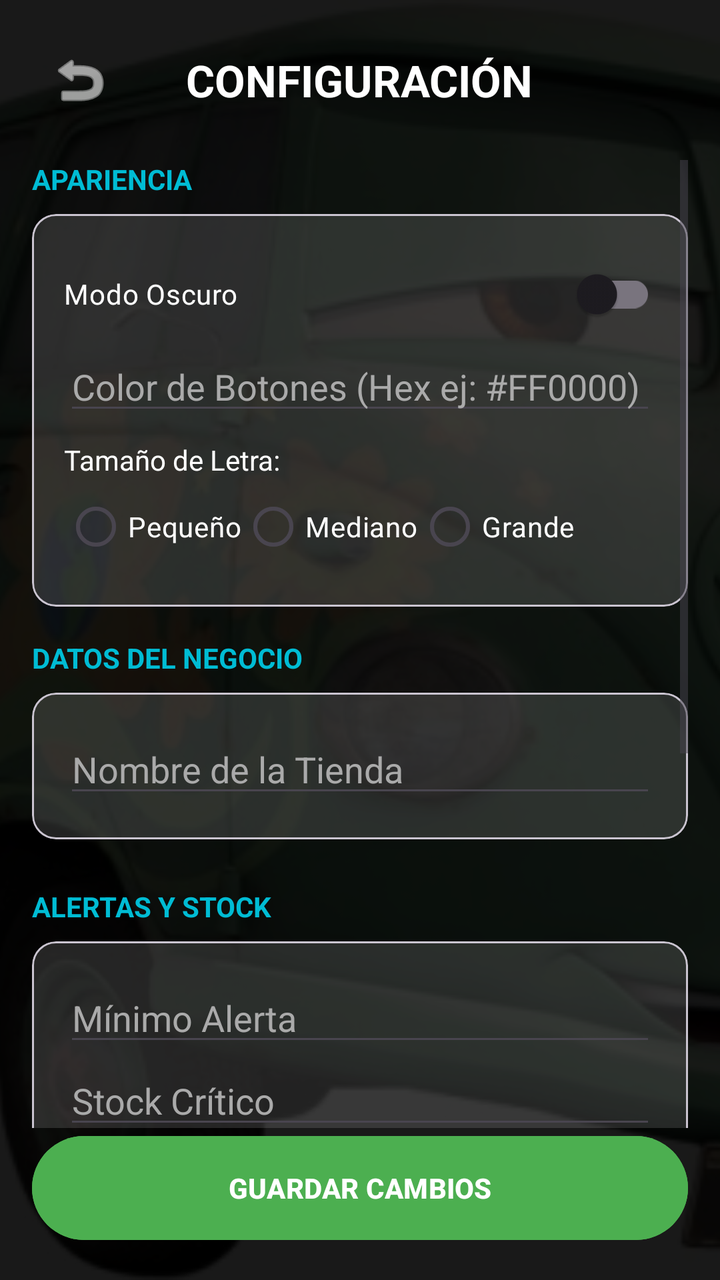
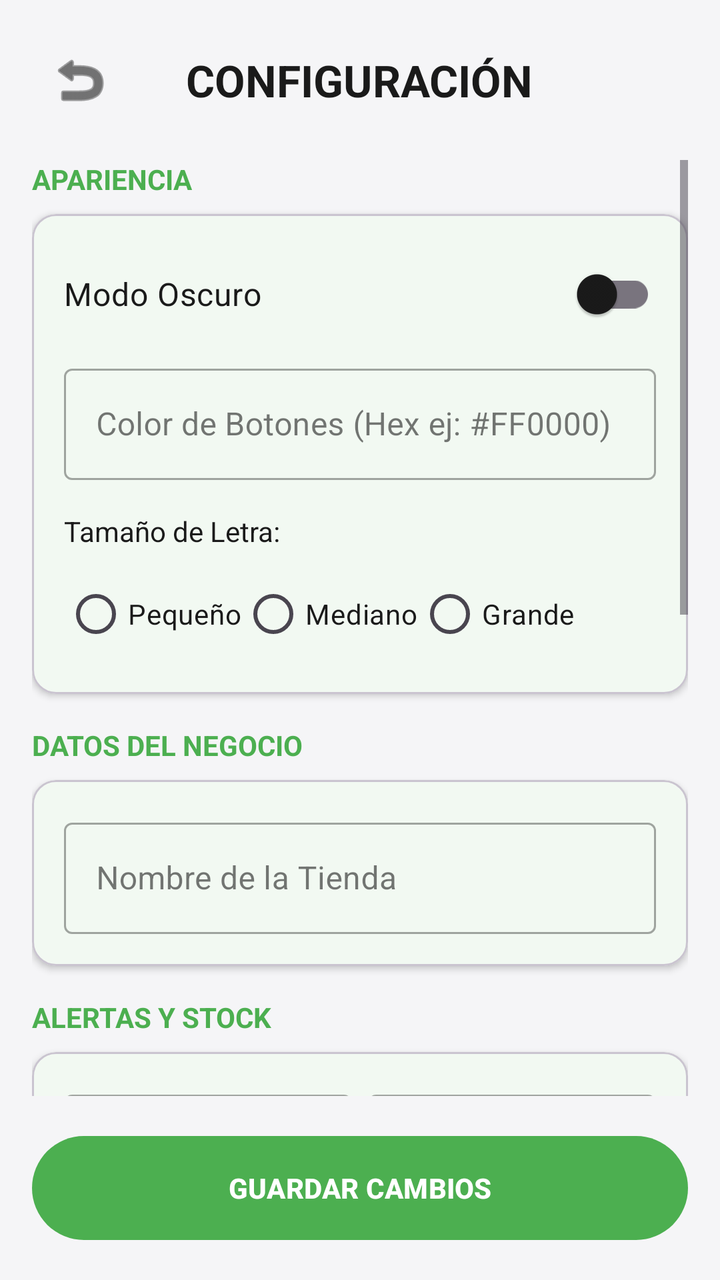

An Android layout rendered at two revisions. The XML below is the earlier revision; the diff shows what the commit changed to produce the second picture.
<!-- AndroidManifest.xml: application theme Theme.VENTA_DE_DROGAS_RICAS -->
<!-- res/layout/activity_config.xml -->
<?xml version="1.0" encoding="utf-8"?>
<androidx.constraintlayout.widget.ConstraintLayout xmlns:android="http://schemas.android.com/apk/res/android"
    xmlns:app="http://schemas.android.com/apk/res-auto"
    android:layout_width="match_parent"
    android:layout_height="match_parent">

    <ImageView
        android:layout_width="match_parent"
        android:layout_height="match_parent"
        android:scaleType="centerCrop"
        android:src="@drawable/pantalla_de_carga" />

    <View
        android:layout_width="match_parent"
        android:layout_height="match_parent"
        android:background="#E6000000" />

    <LinearLayout
        android:layout_width="match_parent"
        android:layout_height="match_parent"
        android:orientation="vertical"
        android:padding="16dp">

        <RelativeLayout
            android:layout_width="match_parent"
            android:layout_height="wrap_content"
            android:layout_marginBottom="16dp">

            <ImageButton
                android:id="@+id/btnVolverConfig"
                android:layout_width="48dp"
                android:layout_height="48dp"
                android:background="?attr/selectableItemBackgroundBorderless"
                android:src="@android:drawable/ic_menu_revert"
                app:tint="@android:color/white"
                android:layout_alignParentStart="true" />

            <TextView
                android:layout_width="wrap_content"
                android:layout_height="wrap_content"
                android:text="CONFIGURACIÓN"
                android:textColor="@android:color/white"
                android:textSize="22sp"
                android:textStyle="bold"
                android:layout_centerInParent="true" />
        </RelativeLayout>

        <ScrollView
            android:layout_width="match_parent"
            android:layout_height="0dp"
            android:layout_weight="1">

            <LinearLayout
                android:layout_width="match_parent"
                android:layout_height="wrap_content"
                android:orientation="vertical">

                
                <TextView
                    android:layout_width="wrap_content"
                    android:layout_height="wrap_content"
                    android:text="APARIENCIA"
                    android:textColor="#00BCD4"
                    android:textStyle="bold"
                    android:layout_marginBottom="8dp" />

                <com.google.android.material.card.MaterialCardView
                    android:layout_width="match_parent"
                    android:layout_height="wrap_content"
                    app:cardBackgroundColor="#22FFFFFF"
                    app:cardCornerRadius="12dp"
                    android:layout_marginBottom="16dp">

                    <LinearLayout
                        android:layout_width="match_parent"
                        android:layout_height="wrap_content"
                        android:orientation="vertical"
                        android:padding="16dp">

                        <com.google.android.material.switchmaterial.SwitchMaterial
                            android:id="@+id/swTemaOscuro"
                            android:layout_width="match_parent"
                            android:layout_height="wrap_content"
                            android:text="Modo Oscuro"
                            android:textColor="@android:color/white" />

                        <EditText
                            android:id="@+id/etColorEnfasis"
                            android:layout_width="match_parent"
                            android:layout_height="wrap_content"
                            android:hint="Color de Botones (Hex ej: #FF0000)"
                            android:textColor="@android:color/white"
                            android:textColorHint="#AAA" />

                        <TextView
                            android:layout_width="wrap_content"
                            android:layout_height="wrap_content"
                            android:text="Tamaño de Letra:"
                            android:textColor="@android:color/white"
                            android:layout_marginTop="8dp" />

                        <RadioGroup
                            android:id="@+id/rgTamanoLetra"
                            android:layout_width="match_parent"
                            android:layout_height="wrap_content"
                            android:orientation="horizontal">
                            <RadioButton android:id="@+id/rbPequeno" android:layout_width="wrap_content" android:layout_height="wrap_content" android:text="Pequeño" android:textColor="@android:color/white" />
                            <RadioButton android:id="@+id/rbMediano" android:layout_width="wrap_content" android:layout_height="wrap_content" android:text="Mediano" android:textColor="@android:color/white" />
                            <RadioButton android:id="@+id/rbGrande" android:layout_width="wrap_content" android:layout_height="wrap_content" android:text="Grande" android:textColor="@android:color/white" />
                        </RadioGroup>
                    </LinearLayout>
                </com.google.android.material.card.MaterialCardView>

                
                <TextView
                    android:layout_width="wrap_content"
                    android:layout_height="wrap_content"
                    android:text="DATOS DEL NEGOCIO"
                    android:textColor="#00BCD4"
                    android:textStyle="bold"
                    android:layout_marginBottom="8dp" />

                <com.google.android.material.card.MaterialCardView
                    android:layout_width="match_parent"
                    android:layout_height="wrap_content"
                    app:cardBackgroundColor="#22FFFFFF"
                    app:cardCornerRadius="12dp"
                    android:layout_marginBottom="16dp">

                    <LinearLayout
                        android:layout_width="match_parent"
                        android:layout_height="wrap_content"
                        android:orientation="vertical"
                        android:padding="16dp">

                        <EditText
                            android:id="@+id/etNombreTienda"
                            android:layout_width="match_parent"
                            android:layout_height="wrap_content"
                            android:hint="Nombre de la Tienda"
                            android:textColor="@android:color/white"
                            android:textColorHint="#AAA" />
                    </LinearLayout>
                </com.google.android.material.card.MaterialCardView>

                
                <TextView
                    android:layout_width="wrap_content"
                    android:layout_height="wrap_content"
                    android:text="ALERTAS Y STOCK"
                    android:textColor="#00BCD4"
                    android:textStyle="bold"
                    android:layout_marginTop="8dp"
                    android:layout_marginBottom="8dp" />

                <com.google.android.material.card.MaterialCardView
                    android:layout_width="match_parent"
                    android:layout_height="wrap_content"
                    app:cardBackgroundColor="#22FFFFFF"
                    app:cardCornerRadius="12dp"
                    android:layout_marginBottom="16dp">

                    <LinearLayout
                        android:layout_width="match_parent"
                        android:layout_height="wrap_content"
                        android:orientation="vertical"
                        android:padding="16dp">

                        <EditText
                            android:id="@+id/etMinimoAlerta"
                            android:layout_width="match_parent"
                            android:layout_height="wrap_content"
                            android:hint="Mínimo Alerta"
                            android:inputType="number"
                            android:textColor="@android:color/white"
                            android:textColorHint="#AAA" />

                        <EditText
                            android:id="@+id/etCritico"
                            android:layout_width="match_parent"
                            android:layout_height="wrap_content"
                            android:hint="Stock Crítico"
                            android:inputType="number"
                            android:textColor="@android:color/white"
                            android:textColorHint="#AAA" />

                        <com.google.android.material.switchmaterial.SwitchMaterial
                            android:id="@+id/swBloquearSinStock"
                            android:layout_width="match_parent"
                            android:layout_height="wrap_content"
                            android:text="Bloquear sin stock"
                            android:textColor="@android:color/white" />

                        <com.google.android.material.switchmaterial.SwitchMaterial
                            android:id="@+id/swMostrarPopup"
                            android:layout_width="match_parent"
                            android:layout_height="wrap_content"
                            android:text="Mostrar popup de alerta"
                            android:textColor="@android:color/white" />

                        <com.google.android.material.switchmaterial.SwitchMaterial
                            android:id="@+id/swUsarColor"
                            android:layout_width="match_parent"
                            android:layout_height="wrap_content"
                            android:text="Usar colores para alertas"
                            android:textColor="@android:color/white" />

                        <EditText
                            android:id="@+id/etMensajeBajo"
                            android:layout_width="match_parent"
                            android:layout_height="wrap_content"
                            android:hint="Mensaje Stock Bajo"
                            android:textColor="@android:color/white"
                            android:textColorHint="#AAA" />

                        <EditText
                            android:id="@+id/etMensajeCritico"
                            android:layout_width="match_parent"
                            android:layout_height="wrap_content"
                            android:hint="Mensaje Stock Crítico"
                            android:textColor="@android:color/white"
                            android:textColorHint="#AAA" />

                        <EditText
                            android:id="@+id/etMensajeSinStock"
                            android:layout_width="match_parent"
                            android:layout_height="wrap_content"
                            android:hint="Mensaje Sin Stock"
                            android:textColor="@android:color/white"
                            android:textColorHint="#AAA" />
                    </LinearLayout>
                </com.google.android.material.card.MaterialCardView>

            </LinearLayout>
        </ScrollView>

        <Button
            android:id="@+id/btnGuardarConfig"
            android:layout_width="match_parent"
            android:layout_height="60dp"
            android:text="GUARDAR CAMBIOS"
            android:backgroundTint="#4CAF50"
            android:textStyle="bold"
            app:cornerRadius="30dp" />

    </LinearLayout>
</androidx.constraintlayout.widget.ConstraintLayout>
<!-- resources referenced by this layout -->
<resources>
  <!-- drawable pantalla_de_carga: jpg bitmap (drawable, 59641 bytes) -->
  <style name="Theme.VENTA_DE_DROGAS_RICAS" parent="Base.Theme.VENTA_DE_DROGAS_RICAS" />
  <style name="Base.Theme.VENTA_DE_DROGAS_RICAS" parent="Theme.Material3.DayNight.NoActionBar">
          
          
      </style>
</resources>

<!-- the commit's change to res/layout/activity_config.xml (unified diff, before → after) -->
@@ -2,18 +2,8 @@
 <androidx.constraintlayout.widget.ConstraintLayout xmlns:android="http://schemas.android.com/apk/res/android"
     xmlns:app="http://schemas.android.com/apk/res-auto"
     android:layout_width="match_parent"
-    android:layout_height="match_parent">
-
-    <ImageView
-        android:layout_width="match_parent"
-        android:layout_height="match_parent"
-        android:scaleType="centerCrop"
-        android:src="@drawable/pantalla_de_carga" />
-
-    <View
-        android:layout_width="match_parent"
-        android:layout_height="match_parent"
-        android:background="#E6000000" />
+    android:layout_height="match_parent"
+    android:background="?android:attr/colorBackground">
 
     <LinearLayout
         android:layout_width="match_parent"
@@ -25,21 +15,19 @@
             android:layout_width="match_parent"
             android:layout_height="wrap_content"
             android:layout_marginBottom="16dp">
-
             <ImageButton
                 android:id="@+id/btnVolverConfig"
                 android:layout_width="48dp"
                 android:layout_height="48dp"
                 android:background="?attr/selectableItemBackgroundBorderless"
                 android:src="@android:drawable/ic_menu_revert"
-                app:tint="@android:color/white"
+                app:tint="?attr/colorOnBackground"
                 android:layout_alignParentStart="true" />
-
             <TextView
                 android:layout_width="wrap_content"
                 android:layout_height="wrap_content"
                 android:text="CONFIGURACIÓN"
-                android:textColor="@android:color/white"
+                android:textColor="?attr/colorOnBackground"
                 android:textSize="22sp"
                 android:textStyle="bold"
                 android:layout_centerInParent="true" />
@@ -48,7 +36,9 @@
         <ScrollView
             android:layout_width="match_parent"
             android:layout_height="0dp"
-            android:layout_weight="1">
+            android:layout_weight="1"
+            android:clipToPadding="false"
+            android:paddingBottom="16dp">
 
             <LinearLayout
                 android:layout_width="match_parent"
@@ -60,53 +50,59 @@
                     android:layout_width="wrap_content"
                     android:layout_height="wrap_content"
                     android:text="APARIENCIA"
-                    android:textColor="#00BCD4"
+                    android:textColor="?attr/colorPrimary"
                     android:textStyle="bold"
                     android:layout_marginBottom="8dp" />
 
                 <com.google.android.material.card.MaterialCardView
                     android:layout_width="match_parent"
                     android:layout_height="wrap_content"
-                    app:cardBackgroundColor="#22FFFFFF"
+                    app:cardBackgroundColor="?attr/colorSurface"
                     app:cardCornerRadius="12dp"
+                    app:cardElevation="2dp"
                     android:layout_marginBottom="16dp">
-
                     <LinearLayout
                         android:layout_width="match_parent"
                         android:layout_height="wrap_content"
                         android:orientation="vertical"
                         android:padding="16dp">
-
+                        
                         <com.google.android.material.switchmaterial.SwitchMaterial
                             android:id="@+id/swTemaOscuro"
                             android:layout_width="match_parent"
                             android:layout_height="wrap_content"
                             android:text="Modo Oscuro"
-                            android:textColor="@android:color/white" />
-
-                        <EditText
-                            android:id="@+id/etColorEnfasis"
-                            android:layout_width="match_parent"
-                            android:layout_height="wrap_content"
-                            android:hint="Color de Botones (Hex ej: #FF0000)"
-                            android:textColor="@android:color/white"
-                            android:textColorHint="#AAA" />
+                            android:textColor="?attr/colorOnSurface"
+                            android:textSize="16sp" />
+
+                        <com.google.android.material.textfield.TextInputLayout
+                            style="@style/Widget.MaterialComponents.TextInputLayout.OutlinedBox"
+                            android:layout_width="match_parent"
+                            android:layout_height="wrap_content"
+                            android:layout_marginTop="8dp">
+                            <EditText
+                                android:id="@+id/etColorEnfasis"
+                                android:layout_width="match_parent"
+                                android:layout_height="wrap_content"
+                                android:hint="Color de Botones (Hex ej: #FF0000)" />
+                        </com.google.android.material.textfield.TextInputLayout>
 
                         <TextView
                             android:layout_width="wrap_content"
                             android:layout_height="wrap_content"
                             android:text="Tamaño de Letra:"
-                            android:textColor="@android:color/white"
-                            android:layout_marginTop="8dp" />
+                            android:textColor="?attr/colorOnSurface"
+                            android:layout_marginTop="16dp" />
 
                         <RadioGroup
                             android:id="@+id/rgTamanoLetra"
                             android:layout_width="match_parent"
                             android:layout_height="wrap_content"
-                            android:orientation="horizontal">
-                            <RadioButton android:id="@+id/rbPequeno" android:layout_width="wrap_content" android:layout_height="wrap_content" android:text="Pequeño" android:textColor="@android:color/white" />
-                            <RadioButton android:id="@+id/rbMediano" android:layout_width="wrap_content" android:layout_height="wrap_content" android:text="Mediano" android:textColor="@android:color/white" />
-                            <RadioButton android:id="@+id/rbGrande" android:layout_width="wrap_content" android:layout_height="wrap_content" android:text="Grande" android:textColor="@android:color/white" />
+                            android:orientation="horizontal"
+                            android:layout_marginTop="8dp">
+                            <RadioButton android:id="@+id/rbPequeno" android:layout_width="wrap_content" android:layout_height="wrap_content" android:text="Pequeño" android:textColor="?attr/colorOnSurface" />
+                            <RadioButton android:id="@+id/rbMediano" android:layout_width="wrap_content" android:layout_height="wrap_content" android:text="Mediano" android:textColor="?attr/colorOnSurface" />
+                            <RadioButton android:id="@+id/rbGrande" android:layout_width="wrap_content" android:layout_height="wrap_content" android:text="Grande" android:textColor="?attr/colorOnSurface" />
                         </RadioGroup>
                     </LinearLayout>
                 </com.google.android.material.card.MaterialCardView>
@@ -116,30 +112,32 @@
                     android:layout_width="wrap_content"
                     android:layout_height="wrap_content"
                     android:text="DATOS DEL NEGOCIO"
-                    android:textColor="#00BCD4"
+                    android:textColor="?attr/colorPrimary"
                     android:textStyle="bold"
                     android:layout_marginBottom="8dp" />
 
                 <com.google.android.material.card.MaterialCardView
                     android:layout_width="match_parent"
                     android:layout_height="wrap_content"
-                    app:cardBackgroundColor="#22FFFFFF"
+                    app:cardBackgroundColor="?attr/colorSurface"
                     app:cardCornerRadius="12dp"
+                    app:cardElevation="2dp"
                     android:layout_marginBottom="16dp">
-
                     <LinearLayout
                         android:layout_width="match_parent"
                         android:layout_height="wrap_content"
                         android:orientation="vertical"
                         android:padding="16dp">
-
-                        <EditText
-                            android:id="@+id/etNombreTienda"
-                            android:layout_width="match_parent"
-                            android:layout_height="wrap_content"
-                            android:hint="Nombre de la Tienda"
-                            android:textColor="@android:color/white"
-                            android:textColorHint="#AAA" />
+                        <com.google.android.material.textfield.TextInputLayout
+                            style="@style/Widget.MaterialComponents.TextInputLayout.OutlinedBox"
+                            android:layout_width="match_parent"
+                            android:layout_height="wrap_content">
+                            <EditText
+                                android:id="@+id/etNombreTienda"
+                                android:layout_width="match_parent"
+                                android:layout_height="wrap_content"
+                                android:hint="Nombre de la Tienda" />
+                        </com.google.android.material.textfield.TextInputLayout>
                     </LinearLayout>
                 </com.google.android.material.card.MaterialCardView>
 
@@ -148,98 +146,130 @@
                     android:layout_width="wrap_content"
                     android:layout_height="wrap_content"
                     android:text="ALERTAS Y STOCK"
-                    android:textColor="#00BCD4"
+                    android:textColor="?attr/colorPrimary"
                     android:textStyle="bold"
-                    android:layout_marginTop="8dp"
                     android:layout_marginBottom="8dp" />
 
                 <com.google.android.material.card.MaterialCardView
                     android:layout_width="match_parent"
                     android:layout_height="wrap_content"
-                    app:cardBackgroundColor="#22FFFFFF"
+                    app:cardBackgroundColor="?attr/colorSurface"
                     app:cardCornerRadius="12dp"
+                    app:cardElevation="2dp"
                     android:layout_marginBottom="16dp">
-
                     <LinearLayout
                         android:layout_width="match_parent"
                         android:layout_height="wrap_content"
                         android:orientation="vertical"
                         android:padding="16dp">
 
-                        <EditText
-                            android:id="@+id/etMinimoAlerta"
-                            android:layout_width="match_parent"
-                            android:layout_height="wrap_content"
-                            android:hint="Mínimo Alerta"
-                            android:inputType="number"
-                            android:textColor="@android:color/white"
-                            android:textColorHint="#AAA" />
-
-                        <EditText
-                            android:id="@+id/etCritico"
-                            android:layout_width="match_parent"
-                            android:layout_height="wrap_content"
-                            android:hint="Stock Crítico"
-                            android:inputType="number"
-                            android:textColor="@android:color/white"
-                            android:textColorHint="#AAA" />
+                        <LinearLayout
+                            android:layout_width="match_parent"
+                            android:layout_height="wrap_content"
+                            android:orientation="horizontal">
+                            <com.google.android.material.textfield.TextInputLayout
+                                style="@style/Widget.MaterialComponents.TextInputLayout.OutlinedBox"
+                                android:layout_width="0dp"
+                                android:layout_height="wrap_content"
+                                android:layout_weight="1"
+                                android:layout_marginEnd="4dp">
+                                <EditText
+                                    android:id="@+id/etMinimoAlerta"
+                                    android:layout_width="match_parent"
+                                    android:layout_height="wrap_content"
+                                    android:hint="Nivel de Alerta"
+                                    android:inputType="number" />
+                            </com.google.android.material.textfield.TextInputLayout>
+
+                            <com.google.android.material.textfield.TextInputLayout
+                                style="@style/Widget.MaterialComponents.TextInputLayout.OutlinedBox"
+                                android:layout_width="0dp"
+                                android:layout_height="wrap_content"
+                                android:layout_weight="1"
+                                android:layout_marginStart="4dp">
+                                <EditText
+                                    android:id="@+id/etCritico"
+                                    android:layout_width="match_parent"
+                                    android:layout_height="wrap_content"
+                                    android:hint="Nivel Crítico"
+                                    android:inputType="number" />
+                            </com.google.android.material.textfield.TextInputLayout>
+                        </LinearLayout>
 
                         <com.google.android.material.switchmaterial.SwitchMaterial
                             android:id="@+id/swBloquearSinStock"
                             android:layout_width="match_parent"
                             android:layout_height="wrap_content"
-                            android:text="Bloquear sin stock"
-                            android:textColor="@android:color/white" />
+                            android:layout_marginTop="8dp"
+                            android:text="Bloquear ventas sin stock"
+                            android:textColor="?attr/colorOnSurface" />
 
                         <com.google.android.material.switchmaterial.SwitchMaterial
                             android:id="@+id/swMostrarPopup"
                             android:layout_width="match_parent"
                             android:layout_height="wrap_content"
+                            android:layout_marginTop="8dp"
                             android:text="Mostrar popup de alerta"
-                            android:textColor="@android:color/white" />
+                            android:textColor="?attr/colorOnSurface" />
 
                         <com.google.android.material.switchmaterial.SwitchMaterial
                             android:id="@+id/swUsarColor"
                             android:layout_width="match_parent"
                             android:layout_height="wrap_content"
+                            android:layout_marginTop="8dp"
                             android:text="Usar colores para alertas"
-                            android:textColor="@android:color/white" />
-
-                        <EditText
-                            android:id="@+id/etMensajeBajo"
-                            android:layout_width="match_parent"
-                            android:layout_height="wrap_content"
-                            android:hint="Mensaje Stock Bajo"
-                            android:textColor="@android:color/white"
-                            android:textColorHint="#AAA" />
-
-                        <EditText
-                            android:id="@+id/etMensajeCritico"
-                            android:layout_width="match_parent"
-                            android:layout_height="wrap_content"
-                            android:hint="Mensaje Stock Crítico"
-                            android:textColor="@android:color/white"
-                            android:textColorHint="#AAA" />
-
-                        <EditText
-                            android:id="@+id/etMensajeSinStock"
-                            android:layout_width="match_parent"
-                            android:layout_height="wrap_content"
-                            android:hint="Mensaje Sin Stock"
-                            android:textColor="@android:color/white"
-                            android:textColorHint="#AAA" />
+                            android:textColor="?attr/colorOnSurface" />
+
+                        <com.google.android.material.textfield.TextInputLayout
+                            style="@style/Widget.MaterialComponents.TextInputLayout.OutlinedBox"
+                            android:layout_width="match_parent"
+                            android:layout_height="wrap_content"
+                            android:layout_marginTop="8dp">
+                            <EditText
+                                android:id="@+id/etMensajeBajo"
+                                android:layout_width="match_parent"
+                                android:layout_height="wrap_content"
+                                android:hint="Mensaje Stock Bajo" />
+                        </com.google.android.material.textfield.TextInputLayout>
+
+                        <com.google.android.material.textfield.TextInputLayout
+                            style="@style/Widget.MaterialComponents.TextInputLayout.OutlinedBox"
+                            android:layout_width="match_parent"
+                            android:layout_height="wrap_content"
+                            android:layout_marginTop="8dp">
+                            <EditText
+                                android:id="@+id/etMensajeCritico"
+                                android:layout_width="match_parent"
+                                android:layout_height="wrap_content"
+                                android:hint="Mensaje Stock Crítico" />
+                        </com.google.android.material.textfield.TextInputLayout>
+
+                        <com.google.android.material.textfield.TextInputLayout
+                            style="@style/Widget.MaterialComponents.TextInputLayout.OutlinedBox"
+                            android:layout_width="match_parent"
+                            android:layout_height="wrap_content"
+                            android:layout_marginTop="8dp">
+                            <EditText
+                                android:id="@+id/etMensajeSinStock"
+                                android:layout_width="match_parent"
+                                android:layout_height="wrap_content"
+                                android:hint="Mensaje Sin Stock" />
+                        </com.google.android.material.textfield.TextInputLayout>
+
                     </LinearLayout>
                 </com.google.android.material.card.MaterialCardView>
 
             </LinearLayout>
         </ScrollView>
 
-        <Button
+        <com.google.android.material.button.MaterialButton
             android:id="@+id/btnGuardarConfig"
             android:layout_width="match_parent"
             android:layout_height="60dp"
+            android:layout_marginTop="16dp"
             android:text="GUARDAR CAMBIOS"
-            android:backgroundTint="#4CAF50"
+            app:backgroundTint="?attr/colorPrimary"
+            android:textColor="?attr/colorOnPrimary"
             android:textStyle="bold"
             app:cornerRadius="30dp" />
 
<!-- resource entries referenced after the edit -->
@@ -1,10 +1,21 @@
 <!-- resources referenced by this layout -->
 <resources>
-  <!-- drawable pantalla_de_carga: jpg bitmap (drawable, 59641 bytes) -->
   <style name="Theme.VENTA_DE_DROGAS_RICAS" parent="Base.Theme.VENTA_DE_DROGAS_RICAS" />
   <style name="Base.Theme.VENTA_DE_DROGAS_RICAS" parent="Theme.Material3.DayNight.NoActionBar">
           
-          
+          <item name="colorPrimary">@color/primary_light</item>
+          <item name="colorOnPrimary">@color/white</item>
+          <item name="colorSecondary">@color/outline_light</item>
+          <item name="android:colorBackground">@color/bg_light</item>
+          <item name="colorSurface">@color/surface_light</item>
+          <item name="colorOnSurface">@color/text_primary_light</item>
+          <item name="colorOnBackground">@color/text_primary_light</item>
       </style>
+  <color name="primary_light">#4CAF50</color>
+  <color name="white">#FFFFFFFF</color>
+  <color name="outline_light">#757575</color>
+  <color name="bg_light">#F5F5F7</color>
+  <color name="surface_light">#FFFFFF</color>
+  <color name="text_primary_light">#1A1A1A</color>
 </resources>
 
